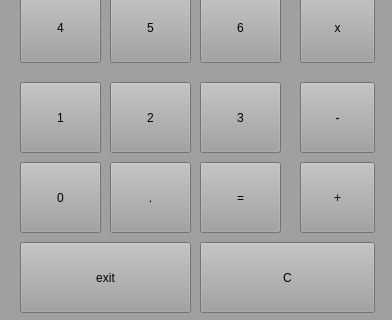
Old version of the form uis/Ui_Base/arith_calculator.ui in the repository JordanLeich/Ultimate-Calculator; both pictures show x 0 to 392 and y 208 to 528 of the 392 by 528 pixel window.
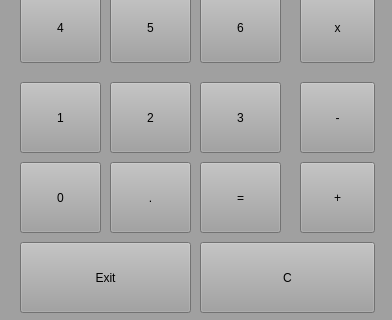
New version of the form.

The edit to the form file:
```diff
--- a/uis/Ui_Base/arith_calculator.ui
+++ b/uis/Ui_Base/arith_calculator.ui
@@ -257,7 +257,10 @@
     </rect>
    </property>
    <property name="text">
-    <string>exit</string>
+    <string>Exit</string>
+   </property>
+   <property name="shortcut">
+    <string>Esc</string>
    </property>
   </widget>
   <widget class="QPushButton" name="clear">
```
Left out of the diff: 12 changed lines with no effect on the pictures.
